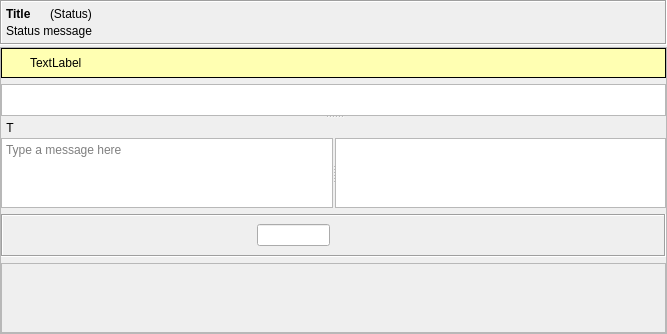
This is retroshare-gui/src/gui/chat/ChatWidget.ui in RetroShare/RetroShare as Qt 5 draws it before an edit. The edited form follows.
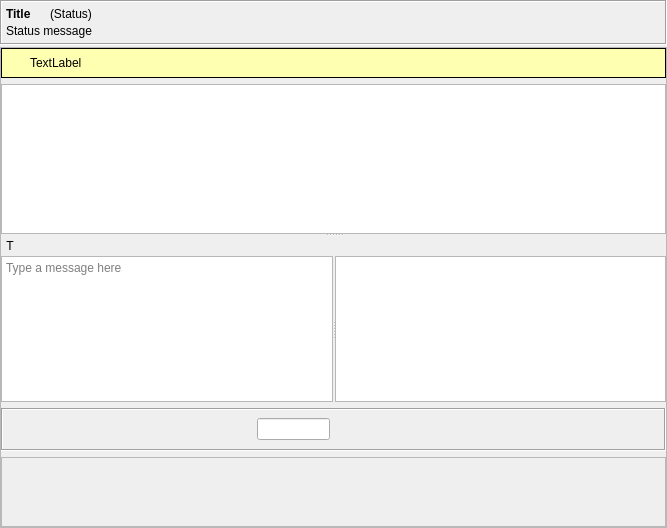
This is the edited form. Icons and pictures are not drawn. Custom widgets are drawn as their Qt base class.

Commit message: added notification when distant chat has undelivered messages. Updated the text to remove technical terms such as tunnels

```diff
--- a/retroshare-gui/src/gui/chat/ChatWidget.ui
+++ b/retroshare-gui/src/gui/chat/ChatWidget.ui
@@ -7,7 +7,7 @@
     <x>0</x>
     <y>0</y>
     <width>667</width>
-    <height>334</height>
+    <height>528</height>
    </rect>
   </property>
   <layout class="QGridLayout">
@@ -238,12 +238,6 @@
               </item>
               <item>
                <widget class="QLabel" name="typingLabel">
-                <property name="maximumSize">
-                 <size>
-                  <width>400</width>
-                  <height>18</height>
-                 </size>
-                </property>
                 <property name="margin">
                  <number>0</number>
                 </property>
```
Left out of the diff: 88 changed lines with no effect on the pictures. The commit also changes 5 other files.
